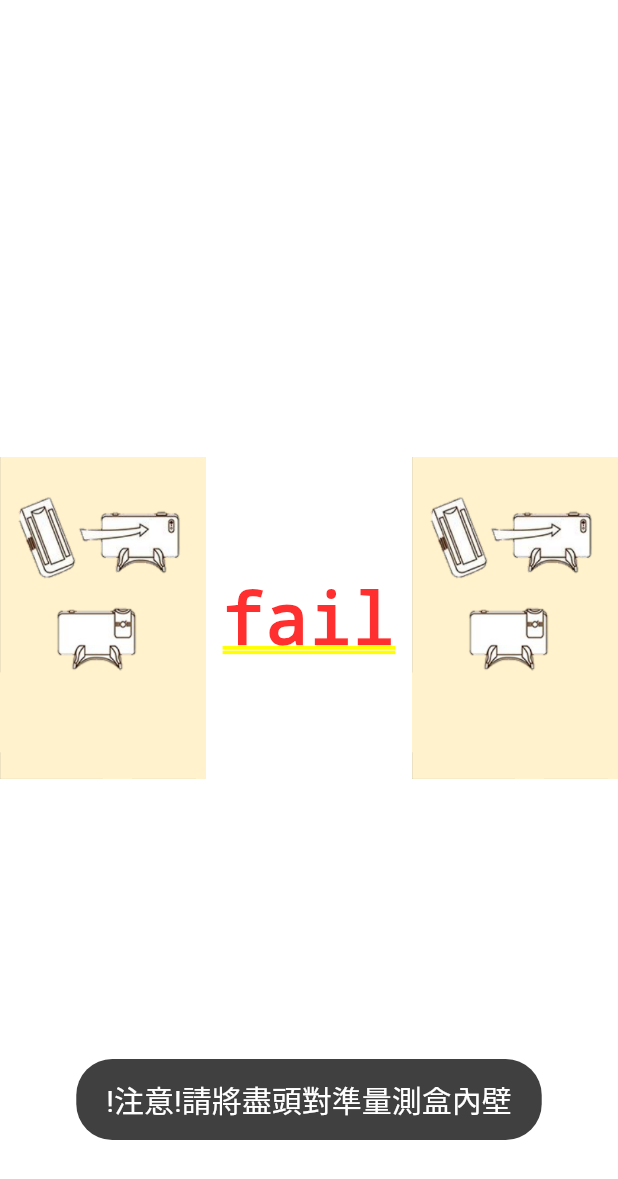
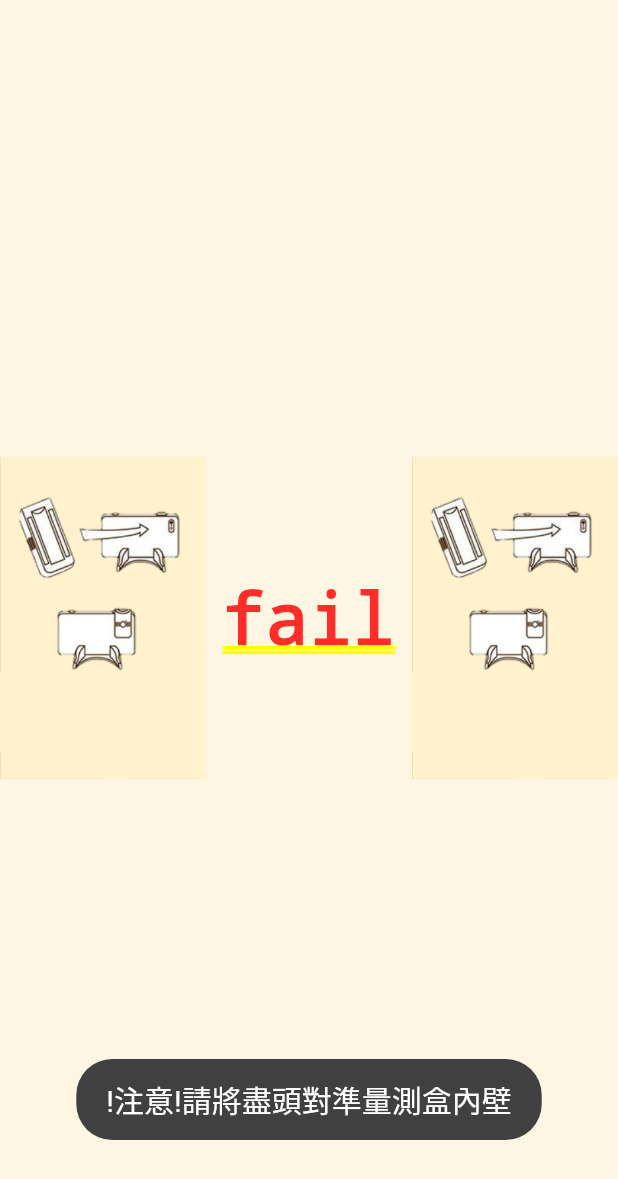
Before and after one commit to sodiffi/fun_eating_app, a Flutter app: the screen it shows after launch, after a tap on "開始檢測", on a phone screen of 412 x 824 dp. Shown: the top 1179 px of the screen. Run offline on Flutter 3.47's test engine with Material 2 defaults, Android fonts, the light colour scheme and no system bars; our stand-ins replace auto_size_text, csv, date_format, fluttertoast, shared_preferences, sqflite and 1 more; missing offline and left inert: flutter_better_camera, flutter_ringtone_player, flutter_share, ftpclient, imei_plugin, lamp and 1 more; accounts and stored records are empty; statements that could not run were skipped.

Commit message:
解決ios劉海邊框問題、按鈕加框

```diff
--- a/lib/test.dart
+++ b/lib/test.dart
@@ -310,7 +310,9 @@ class TestState extends State<CameraHome> with WidgetsBindingObserver {
   Widget build(BuildContext context) {
     cc = context;
     if (step == 0) {
-      return SafeArea(
+      return Container(
+        color: Theme.of(context).backgroundColor,
+        child: SafeArea(
           child: Flex(
             direction: Axis.horizontal,
             children: [
@@ -328,15 +330,19 @@ class TestState extends State<CameraHome> with WidgetsBindingObserver {
               )
             ],
           ),
+        ),
       );
     } else {
-      return SafeArea(
+      return Container(
+        color: Colors.white,
+        child: SafeArea(
           child: Scaffold(
             key: _scaffoldKey,
             body: Column(
               children: <Widget>[
                 Expanded(
                   child: Container(
+                    color: Colors.white,
                     child: Padding(
                       padding: const EdgeInsets.all(1.0),
                       child: Center(
@@ -367,6 +373,7 @@ class TestState extends State<CameraHome> with WidgetsBindingObserver {
                   ),
                 ),
               ],
+            ),
           ),
         ),
       );
```
Also changed, not shown: lib/addFruit.dart (+5 -2 lines), lib/input.dart (+24 -25 lines), lib/train.dart (+28 -3 lines). Lines whose indentation alone changed are shown as unchanged.
